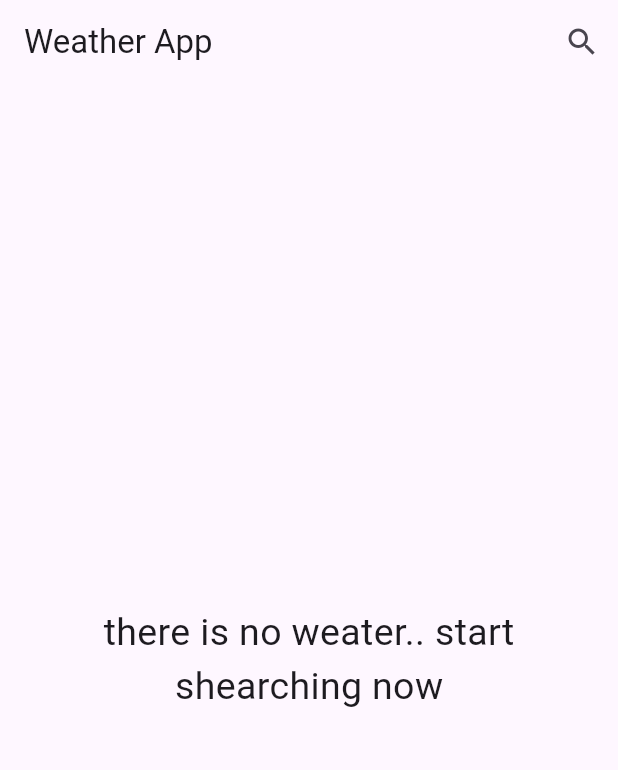
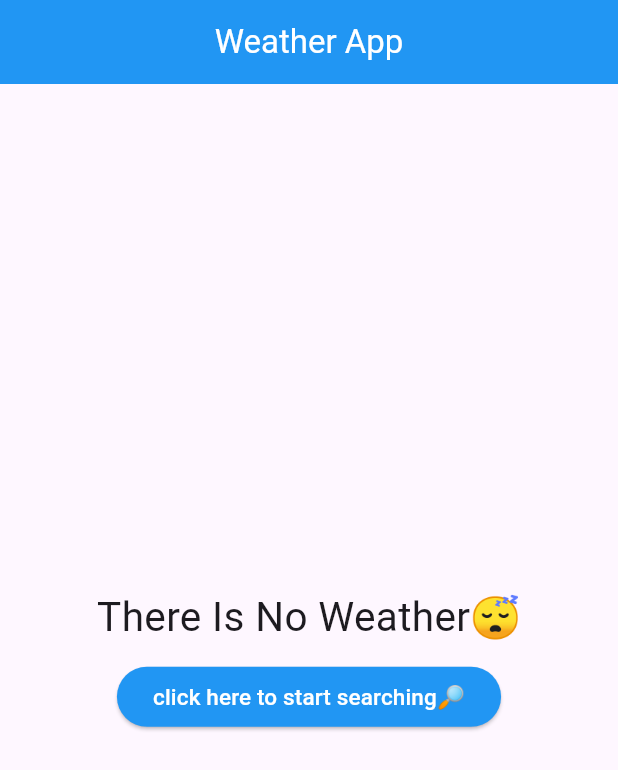
Before and after one commit to Abd0-M0stafa/Weather_App, a Flutter app: the screen it shows after launch, on a phone screen of 412 x 824 dp. Shown: the top 770 px of the screen. Run offline on Flutter 3.47's test engine with Material 3 defaults, Android fonts, the phone set to English and light mode, and no system bars; our stand-ins replace bloc, dio, flutter_bloc.

Commit message:
new commit

```diff
--- /dev/null
+++ b/weather_app/lib/cubits/get_weather_cubit/cubit/get_waether_cubit.dart
@@ -0,0 +1,26 @@
+// ignore: depend_on_referenced_packages
+import 'package:bloc/bloc.dart';
+import 'package:dio/dio.dart';
+// ignore: depend_on_referenced_packages
+import 'package:meta/meta.dart';
+
+import '../../../models/weatherModel.dart';
+import '../../../services/weatherService.dart';
+
+part 'get_waether_state.dart';
+
+class GetWaetherCubit extends Cubit<GetWaetherState> {
+  GetWaetherCubit() : super(Initial());
+  WeatherModel? weatherModel;
+
+  getWeather({required String cityName}) async {
+    try {
+      weatherModel = await WeatherService(dio: Dio())
+          .getCurrentWeather(cityname: cityName);
+
+      emit(WeatherLoadedState());
+    } catch (e) {
+      emit(WeatherFailureState());
+    }
+  }
+}
--- /dev/null
+++ b/weather_app/lib/cubits/get_weather_cubit/cubit/get_waether_state.dart
@@ -0,0 +1,10 @@
+part of 'get_waether_cubit.dart';
+
+@immutable
+sealed class GetWaetherState {}
+
+final class Initial extends GetWaetherState {}
+
+final class WeatherLoadedState extends GetWaetherState {}
+
+final class WeatherFailureState extends GetWaetherState {}
--- a/weather_app/lib/cubits/get_weather_cubit/get_weather_cubit.dart
+++ /dev/null
@@ -1,23 +0,0 @@
-import 'package:bloc/bloc.dart';
-import 'package:meta/meta.dart';
-
-import '../../model/weather_model.dart';
-import '../../services/weather_services.dart';
-
-part 'get_weather_state.dart';
-
-class GetWeatherCubit extends Cubit<GetWeatherState> {
-  GetWeatherCubit() : super(GetWeatherInitial());
-
-  WeatherModel? weatherModel;
-
-  getWeather({required String cityName}) async {
-    try {
-      weatherModel =
-          await Weathersevices().getCurrentWeather(cityName: cityName);
-      emit(GetWeatherSuccess());
-    } catch (e) {
-      emit(GetWeatherFaild());
-    }
-  }
-}
--- a/weather_app/lib/cubits/get_weather_cubit/get_weather_state.dart
+++ /dev/null
@@ -1,10 +0,0 @@
-part of 'get_weather_cubit.dart';
-
-@immutable
-sealed class GetWeatherState {}
-
-final class GetWeatherInitial extends GetWeatherState {}
-
-final class GetWeatherSuccess extends GetWeatherState {}
-
-final class GetWeatherFaild extends GetWeatherState {}
--- a/weather_app/lib/main.dart
+++ b/weather_app/lib/main.dart
@@ -1,7 +1,7 @@
 import 'package:flutter/material.dart';
+import 'package:weather_app/cubits/get_weather_cubit/cubit/get_waether_cubit.dart';
+import 'package:weather_app/views/homeView.dart';
 import 'package:flutter_bloc/flutter_bloc.dart';
-import 'package:weather_app/cubits/get_weather_cubit/get_weather_cubit.dart';
-import 'package:weather_app/screens/HomePadge.dart';
 
 void main() {
   runApp(const WeatherApp());
@@ -13,19 +13,19 @@ class WeatherApp extends StatelessWidget {
   @override
   Widget build(BuildContext context) {
     return BlocProvider(
-      create: (context) => GetWeatherCubit(),
+      create: (context) => GetWaetherCubit(),
       child: Builder(
-        builder: (context) => BlocBuilder<GetWeatherCubit, GetWeatherState>(
+        builder: (context) => BlocBuilder<GetWaetherCubit, GetWaetherState>(
           builder: (context, state) {
             return MaterialApp(
               theme: ThemeData(
-                primarySwatch: getThemeColor(
-                    BlocProvider.of<GetWeatherCubit>(context)
+                primaryColor: getThemeColor(
+                    BlocProvider.of<GetWaetherCubit>(context)
                         .weatherModel
-                        ?.condition),
+                        ?.weatherCondetion),
               ),
               debugShowCheckedModeBanner: false,
-              home: HomePadge(),
+              home: const HomeView(),
             );
           },
         ),
@@ -35,6 +35,7 @@ class WeatherApp extends StatelessWidget {
 }
 
 MaterialColor getThemeColor(String? condition) {
+  // ignore: unrelated_type_equality_checks
   if (condition == Null) {
     return Colors.blue;
   }
@@ -47,9 +48,9 @@ MaterialColor getThemeColor(String? condition) {
     case 'Cloudy':
     case 'Fog':
     case 'Freezing fog':
+    case 'Overcast':
       return Colors.grey;
-    case 'Overcast':
-      return Colors.blueGrey;
+
     case 'Mist':
       return Colors.indigo;
     case 'Patchy rain possible':
--- a/weather_app/lib/model/weather_model.dart
+++ b/weather_app/lib/models/weatherModel.dart
@@ -5,26 +5,26 @@ class WeatherModel {
   final double temp;
   final double maxTemp;
   final double minTemp;
-  final String condition;
+  final String weatherCondetion;
 
   WeatherModel(
       {required this.cityName,
       required this.date,
-      this.image,
+      required this.image,
       required this.temp,
       required this.maxTemp,
       required this.minTemp,
-      required this.condition});
+      required this.weatherCondetion});
 
-  factory WeatherModel.fromjson(json) {
+  factory WeatherModel.fromJson(json) {
     return WeatherModel(
         cityName: json['location']['name'],
         date: DateTime.parse(json['current']['last_updated']),
-        image: json['current']['condition']['icon'],
+        image: json['forecast']['forecastday'][0]['day']['condition']['icon'],
         temp: json['forecast']['forecastday'][0]['day']['avgtemp_c'],
         maxTemp: json['forecast']['forecastday'][0]['day']['maxtemp_c'],
         minTemp: json['forecast']['forecastday'][0]['day']['mintemp_c'],
-        condition: json['forecast']['forecastday'][0]['day']['condition']
+        weatherCondetion: json['forecast']['forecastday'][0]['day']['condition']
             ['text']);
   }
 }
--- a/weather_app/lib/screens/HomePadge.dart
+++ /dev/null
@@ -1,28 +0,0 @@
-import 'package:flutter/material.dart';
-import 'package:flutter_bloc/flutter_bloc.dart';
-import 'package:weather_app/cubits/get_weather_cubit/get_weather_cubit.dart';
-import 'package:weather_app/widgets/no_result.dart';
-import 'package:weather_app/widgets/result_info.dart';
-
-class HomePadge extends StatelessWidget {
-  const HomePadge({super.key});
-
-  @override
-  Widget build(BuildContext context) {
-    return Scaffold(
-      body: BlocBuilder<GetWeatherCubit, GetWeatherState>(
-        builder: (context, state) {
-          if (state is GetWeatherInitial) {
-            return NoResult();
-          } else if (state is GetWeatherSuccess) {
-            return ResultInfo();
-          } else {
-            return const Center(
-              child: Text('Something Wrong'),
-            );
-          }
-        },
-      ),
-    );
-  }
-}
--- /dev/null
+++ b/weather_app/lib/services/weatherService.dart
@@ -0,0 +1,30 @@
+import 'dart:developer';
+
+import 'package:dio/dio.dart';
+
+import '../models/weatherModel.dart';
+
+class WeatherService {
+  final String baseURL = 'https://api.weatherapi.com/v1';
+  final String apiKey = 'a4cc42682eb04d9e91d194659231908';
+  final Dio dio;
+  WeatherService({
+    required this.dio,
+  });
+
+  Future<WeatherModel> getCurrentWeather({required String cityname}) async {
+    try {
+      Response response = await dio
+          .get('$baseURL/forecast.json?key=$apiKey&q=$cityname&days=1');
+      WeatherModel weatherModel = WeatherModel.fromJson(response.data);
+      return weatherModel;
+    } on DioException catch (e) {
+      final String errorMessage = e.response?.data['error']['message'] ??
+          'opps! there was an error, try again later';
+      throw Exception(errorMessage);
+    } catch (e) {
+      log(e.toString());
+      throw Exception('opps! there was an error, try again later');
+    }
+  }
+}
--- a/weather_app/lib/services/weather_services.dart
+++ /dev/null
@@ -1,28 +0,0 @@
-import 'dart:developer';
-
-import 'package:dio/dio.dart';
-import 'package:weather_app/model/weather_model.dart';
-
-class Weathersevices {
-  String baseUrl = 'https://api.weatherapi.com/v1';
-  String apiKey = 'a4cc42682eb04d9e91d194659231908%20';
-
-  Dio dio = Dio();
-
-  Future<WeatherModel> getCurrentWeather({required String cityName}) async {
-    ;
-    try {
-      Response response = await dio
-          .get('$baseUrl/forecast.json?key=$apiKey&q=$cityName&days=1');
-      WeatherModel weatherModel = WeatherModel.fromjson(response.data);
-      return weatherModel;
-    } on DioException catch (e) {
-      final String errorMessage = e.response?.data['error']['message'] ??
-          'opps thier was an error, try later';
-      throw Exception(errorMessage);
-    } catch (e) {
-      log(e.toString());
-      throw Exception('opps thier was an error, try later');
-    }
-  }
-}
--- /dev/null
+++ b/weather_app/lib/views/homeView.dart
@@ -0,0 +1,24 @@
+import 'package:flutter/material.dart';
+import 'package:weather_app/cubits/get_weather_cubit/cubit/get_waether_cubit.dart';
+import 'package:weather_app/widgets/noWeatherYet.dart';
+import 'package:weather_app/widgets/weatherInfo.dart';
+import 'package:flutter_bloc/flutter_bloc.dart';
+
+class HomeView extends StatelessWidget {
+  const HomeView({super.key});
+
+  @override
+  Widget build(BuildContext context) {
+    return BlocBuilder<GetWaetherCubit, GetWaetherState>(
+      builder: (context, state) {
+        if (state is Initial) {
+          return const NoWeather();
+        } else if (state is WeatherLoadedState) {
+          return const WeatherInfo();
+        } else {
+          return const Text('opps! there as an error');
+        }
+      },
+    );
+  }
+}
--- /dev/null
+++ b/weather_app/lib/widgets/noWeatherYet.dart
@@ -0,0 +1,50 @@
+import 'package:flutter/material.dart';
+import 'package:weather_app/views/searchView.dart';
+
+class NoWeather extends StatelessWidget {
+  const NoWeather({super.key});
+
+  @override
+  Widget build(BuildContext context) {
+    return Scaffold(
+      appBar: AppBar(
+        backgroundColor: Theme.of(context).primaryColor,
+        title: const Center(
+          child: Text(
+            'Weather App',
+            style: TextStyle(color: Colors.white),
+          ),
+        ),
+      ),
+      body: Center(
+        child: Column(
+          mainAxisAlignment: MainAxisAlignment.center,
+          children: [
+            const Text(
+              'There Is No Weather😴',
+              style: TextStyle(fontSize: 27),
+            ),
+            const SizedBox(
+              height: 10,
+            ),
+            ElevatedButton(
+              onPressed: () {
+                Navigator.push(
+                  context,
+                  MaterialPageRoute<void>(
+                    builder: (BuildContext context) => const SearchView(),
+                  ),
+                );
+              },
+              style: ElevatedButton.styleFrom(backgroundColor: Colors.blue),
+              child: const Text(
+                'click here to start searching🔎',
+                style: TextStyle(fontSize: 15, color: Colors.white),
+              ),
+            )
+          ],
+        ),
+      ),
+    );
+  }
+}
--- a/weather_app/lib/widgets/no_result.dart
+++ /dev/null
@@ -1,44 +0,0 @@
-import 'package:flutter/material.dart';
-
-import '../screens/search_padge.dart';
-
-class NoResult extends StatelessWidget {
-  const NoResult({super.key});
-
-  @override
-  Widget build(BuildContext context) {
-    return Scaffold(
-      appBar: AppBar(
-        actions: [
-          IconButton(
-            icon: const Icon(Icons.search),
-            onPressed: () {
-              Navigator.push(
-                context,
-                MaterialPageRoute<void>(
-                  builder: (BuildContext context) => SearchPadge(),
-                ),
-              );
-            },
-          )
-        ],
-        title: const Text('Weather App'),
-      ),
-      body: const Center(
-        child: Column(
-          mainAxisAlignment: MainAxisAlignment.center,
-          children: [
-            Text(
-              'there is no weater.. start',
-              style: TextStyle(fontSize: 25),
-            ),
-            Text(
-              'shearching now',
-              style: TextStyle(fontSize: 25),
-            )
-          ],
-        ),
-      ),
-    );
-  }
-}
```
Also changed, not shown: weather_app/lib/screens/search_padge.dart (deleted, +0 -49 lines), weather_app/lib/views/searchView.dart (added, +57 -0 lines), weather_app/lib/widgets/result_info.dart (deleted, +0 -109 lines), weather_app/lib/widgets/weatherInfo.dart (added, +112 -0 lines), weather_app/pubspec.yaml (+6 -7 lines), weather_app/pubspec.lock, 8 other files.
